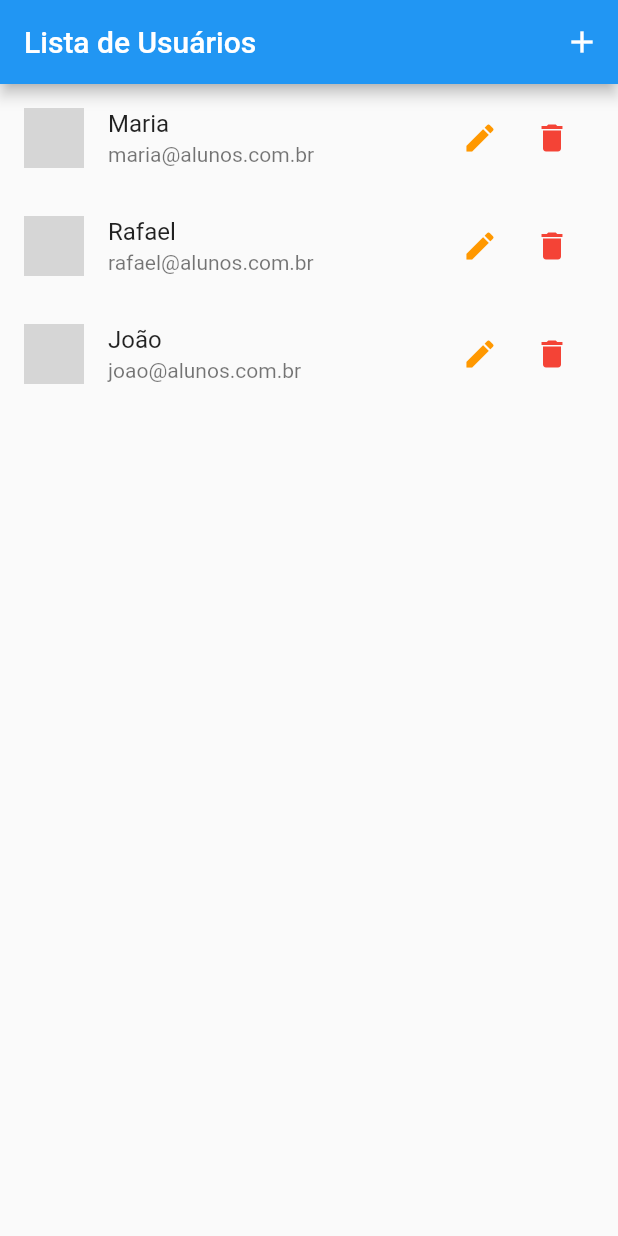
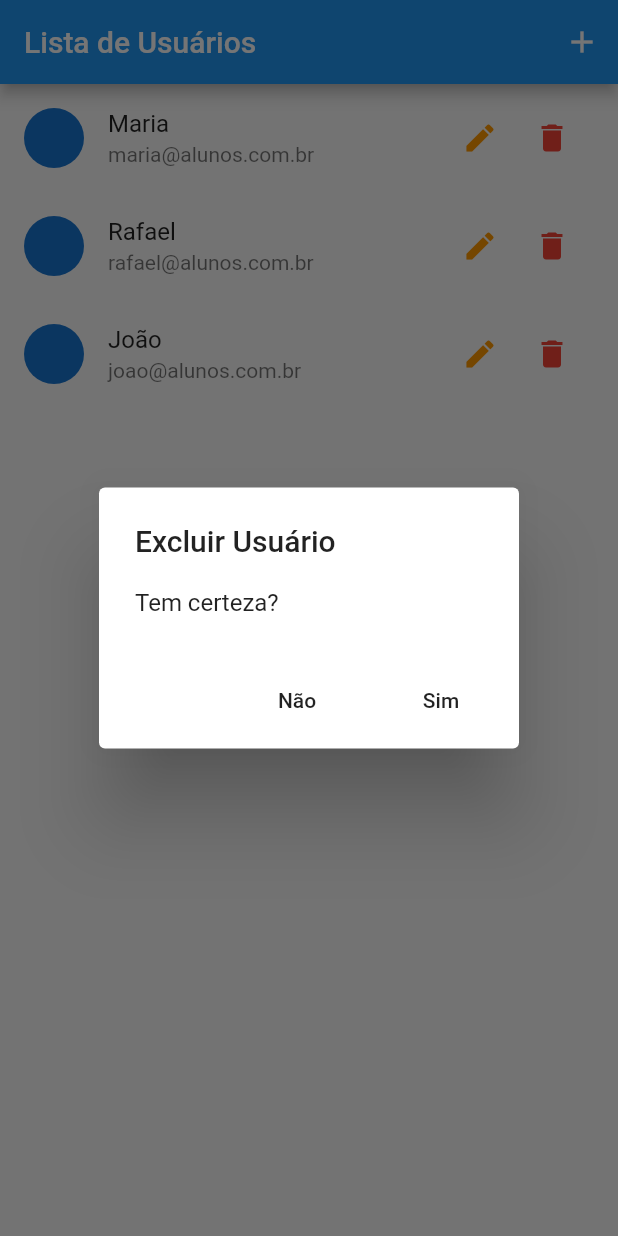
Before and after one commit to juniorlourenco/FlutterCRUD, a Flutter app: the screen it shows after launch, after a tap on the "delete" icon, on a phone screen of 412 x 824 dp. Run offline on Flutter 3.47's test engine with Material 2 defaults, Android fonts, the phone set to English and light mode, and no system bars; network calls fail; grey boxes are pictures that could not be loaded.

Commit message:
Including delete user method

```diff
--- a/lib/components/user_tile.dart
+++ b/lib/components/user_tile.dart
@@ -1,6 +1,8 @@
+import 'package:FirstProject/provider/users.dart';
 import 'package:flutter/material.dart';
 import 'package:FirstProject/models/user.dart';
 import 'package:FirstProject/routes/app_routes.dart';
+import 'package:provider/provider.dart';
 
 class UserTile extends StatelessWidget {
   final User user;
@@ -33,7 +35,31 @@ class UserTile extends StatelessWidget {
               IconButton(
                 icon: Icon(Icons.delete),
                 color: Colors.red,
-                onPressed: () {},
+                onPressed: () {
+                  showDialog(
+                    context: context,
+                    builder: (ctx) => AlertDialog(
+                      title: Text('Excluir Usuário'),
+                      content: Text('Tem certeza?'),
+                      actions: <Widget>[
+                        FlatButton(
+                          child: Text('Não'),
+                          onPressed: () {
+                            Navigator.of(context).pop();
+                          },
+                        ),
+                        FlatButton(
+                          child: Text('Sim'),
+                          onPressed: () {
+                            Provider.of<Users>(context, listen: false)
+                                .remove(user);
+                            Navigator.of(context).pop();
+                          },
+                        ),
+                      ],
+                    ),
+                  );
+                },
               ),
             ],
           ),
```
Also changed, not shown: lib/views/user_form.dart (+6 -4 lines).
